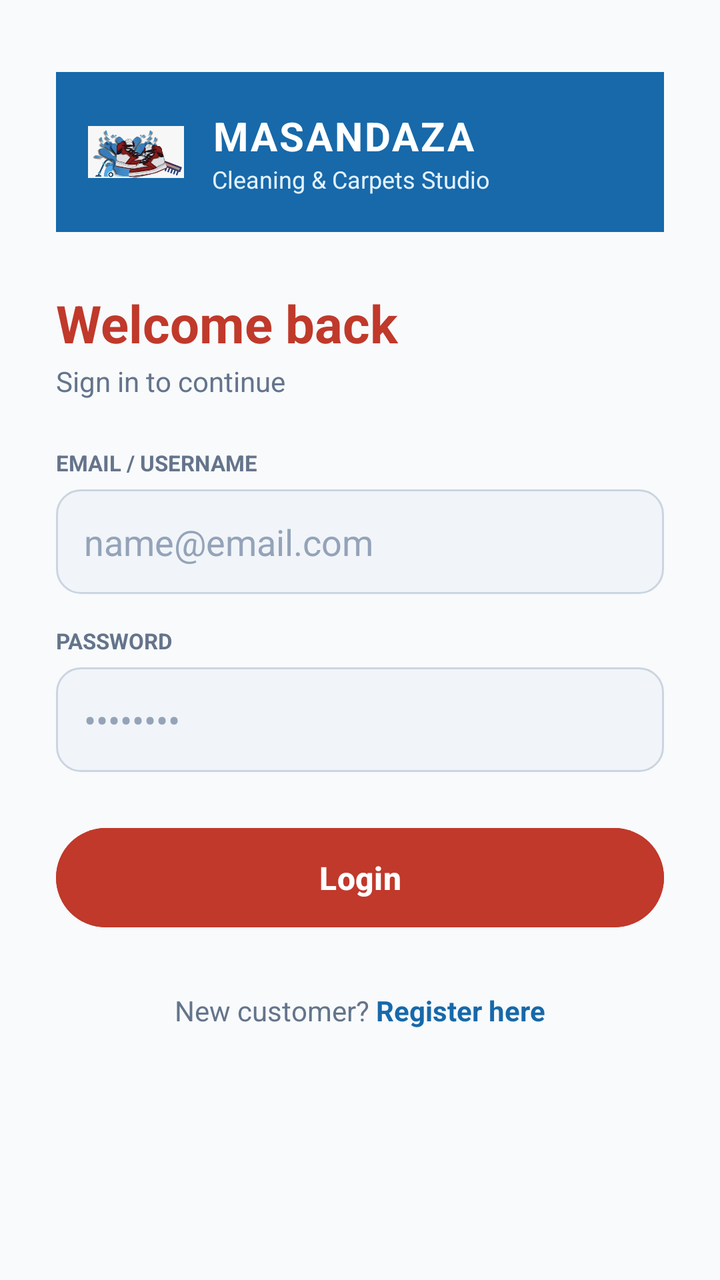
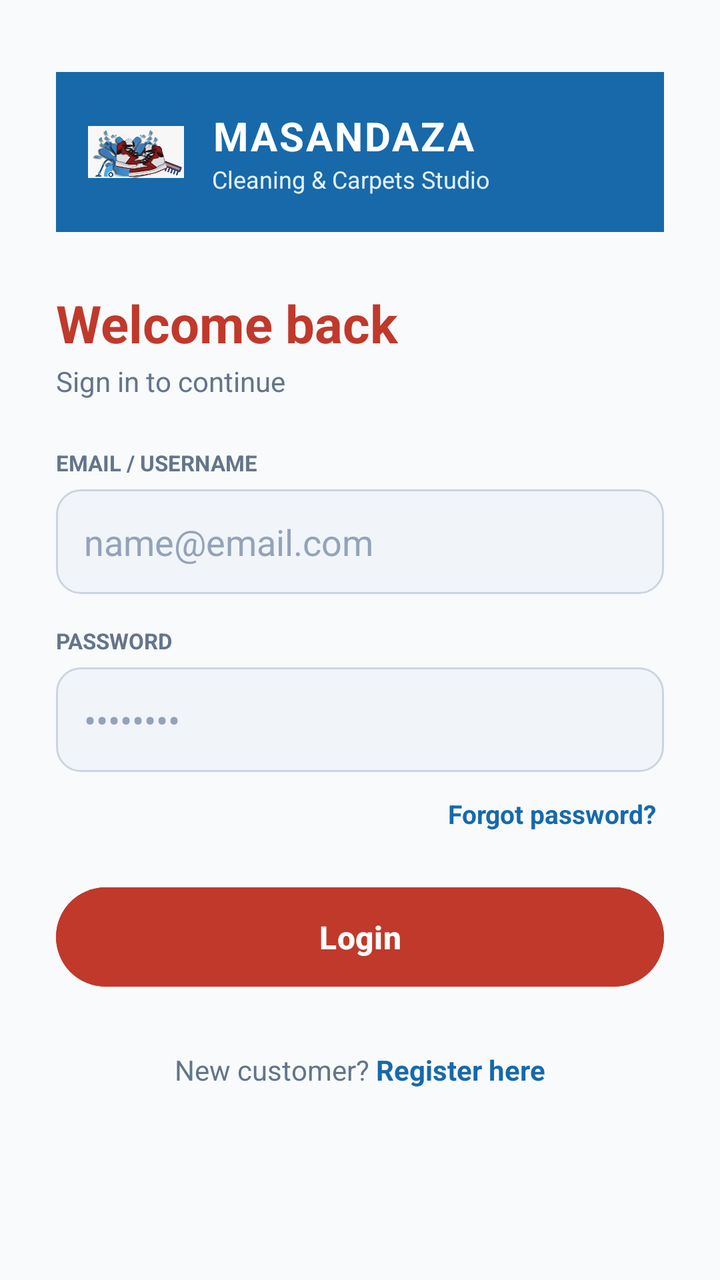

The first picture is an Android layout as it rendered before a commit; the second is the same layout after the commit. The layout source and the unified diff follow.
<!-- AndroidManifest.xml: application theme Theme.Masandaza -->
<!-- res/layout/activity_login.xml -->
<?xml version="1.0" encoding="utf-8"?>
<ScrollView xmlns:android="http://schemas.android.com/apk/res/android"
    xmlns:app="http://schemas.android.com/apk/res-auto"
    android:layout_width="match_parent"
    android:layout_height="match_parent"
    android:background="@color/brand_bg"
    android:fillViewport="true">

    <LinearLayout
        android:layout_width="match_parent"
        android:layout_height="wrap_content"
        android:orientation="vertical"
        android:padding="28dp">

        
        <LinearLayout
            android:layout_width="match_parent"
            android:layout_height="wrap_content"
            android:orientation="horizontal"
            android:gravity="center_vertical"
            android:background="@color/brand_blue"
            android:padding="16dp"
            android:layout_marginTop="8dp"
            android:layout_marginBottom="28dp">

            <ImageView
                android:layout_width="48dp"
                android:layout_height="48dp"
                android:src="@drawable/img_logo"
                android:scaleType="fitCenter"/>

            <LinearLayout
                android:layout_width="wrap_content"
                android:layout_height="wrap_content"
                android:orientation="vertical"
                android:layout_marginStart="14dp">

                <TextView
                    android:layout_width="wrap_content"
                    android:layout_height="wrap_content"
                    android:text="MASANDAZA"
                    android:textColor="@color/white"
                    android:textSize="20sp"
                    android:textStyle="bold"
                    android:letterSpacing="0.05"/>

                <TextView
                    android:layout_width="wrap_content"
                    android:layout_height="wrap_content"
                    android:text="Cleaning &amp; Carpets Studio"
                    android:textColor="@color/brand_light_blue"
                    android:textSize="12sp"/>
            </LinearLayout>
        </LinearLayout>

        
        <TextView
            android:layout_width="wrap_content"
            android:layout_height="wrap_content"
            android:text="Welcome back"
            android:textColor="@color/brand_crimson_red"
            android:textSize="26sp"
            android:textStyle="bold"/>

        <TextView
            android:layout_width="wrap_content"
            android:layout_height="wrap_content"
            android:text="Sign in to continue"
            android:textColor="#64748B"
            android:textSize="14sp"
            android:layout_marginTop="2dp"
            android:layout_marginBottom="24dp"/>

        
        <TextView
            android:layout_width="wrap_content"
            android:layout_height="wrap_content"
            android:text="EMAIL / USERNAME"
            android:textSize="11sp"
            android:textColor="#64748B"
            android:textStyle="bold"/>

        <EditText
            android:id="@+id/etLoginEmail"
            android:layout_width="match_parent"
            android:layout_height="wrap_content"
            android:hint="name@email.com"
            android:textColor="@color/black"
            android:textColorHint="#94A3B8"
            android:inputType="textEmailAddress"
            android:padding="14dp"
            android:background="@drawable/bg_rounded_input"
            android:layout_marginTop="6dp"
            android:layout_marginBottom="16dp"/>

        
        <TextView
            android:layout_width="wrap_content"
            android:layout_height="wrap_content"
            android:text="PASSWORD"
            android:textSize="11sp"
            android:textColor="#64748B"
            android:textStyle="bold"/>

        <EditText
            android:id="@+id/etLoginPassword"
            android:layout_width="match_parent"
            android:layout_height="wrap_content"
            android:hint="••••••••"
            android:textColor="@color/black"
            android:textColorHint="#94A3B8"
            android:inputType="textPassword"
            android:padding="14dp"
            android:background="@drawable/bg_rounded_input"
            android:layout_marginTop="6dp"
            android:layout_marginBottom="24dp"/>

        
        <Button
            android:id="@+id/btnLoginSubmit"
            android:layout_width="match_parent"
            android:layout_height="wrap_content"
            android:text="Login"
            android:textColor="@color/white"
            android:backgroundTint="@color/brand_crimson_red"
            android:padding="14dp"
            android:textSize="16sp"
            android:textStyle="bold"
            android:layout_marginBottom="28dp"/>

        
        <LinearLayout
            android:layout_width="wrap_content"
            android:layout_height="wrap_content"
            android:orientation="horizontal"
            android:layout_gravity="center">

            <TextView
                android:layout_width="wrap_content"
                android:layout_height="wrap_content"
                android:text="New customer? "
                android:textColor="#64748B"/>

            <TextView
                android:id="@+id/tvGoToRegister"
                android:layout_width="wrap_content"
                android:layout_height="wrap_content"
                android:text="Register here"
                android:textColor="@color/brand_blue"
                android:textStyle="bold"/>
        </LinearLayout>

    </LinearLayout>
</ScrollView>
<!-- resources referenced by this layout -->
<resources>
  <color name="black">#000000</color>
  <color name="brand_bg">#F8FAFC</color>
  <color name="brand_blue">#1769AA</color>
  <color name="brand_crimson_red">#C0392B</color>
  <color name="brand_light_blue">#E3F2FD</color>
  <color name="white">#FFFFFF</color>
  <!-- drawable bg_rounded_input (drawable) -->
  <?xml version="1.0" encoding="utf-8"?>
  <shape xmlns:android="http://schemas.android.com/apk/res/android"
      android:shape="rectangle">
      <solid android:color="@color/input_bg" />
      <corners android:radius="12dp" />
      <stroke android:width="1dp" android:color="@color/input_stroke" />
  </shape>
  <!-- drawable img_logo: jpeg bitmap (drawable, 31853 bytes) -->
  <style name="Theme.Masandaza" parent="Base.Theme.Masandaza" />
  <color name="input_bg">#F1F5F9</color>
  <color name="input_stroke">#CBD5E1</color>
  <style name="Base.Theme.Masandaza" parent="Theme.Material3.DayNight.NoActionBar">
          <item name="android:windowBackground">@color/brand_bg</item>
          <item name="colorSurface">@color/white</item>
          <item name="colorOnSurface">@color/brand_dark_slate</item>
      </style>
  <color name="brand_dark_slate">#1A2530</color>
</resources>

<!-- the commit's change to res/layout/activity_login.xml (unified diff, before → after) -->
@@ -113,7 +113,20 @@
             android:padding="14dp"
             android:background="@drawable/bg_rounded_input"
             android:layout_marginTop="6dp"
-            android:layout_marginBottom="24dp"/>
+            android:layout_marginBottom="8dp"/>
+
+        
+        <TextView
+            android:id="@+id/tvForgotPassword"
+            android:layout_width="wrap_content"
+            android:layout_height="wrap_content"
+            android:layout_gravity="end"
+            android:text="Forgot password?"
+            android:textColor="@color/brand_blue"
+            android:textSize="13sp"
+            android:textStyle="bold"
+            android:padding="4dp"
+            android:layout_marginBottom="20dp"/>
 
         
         <Button
